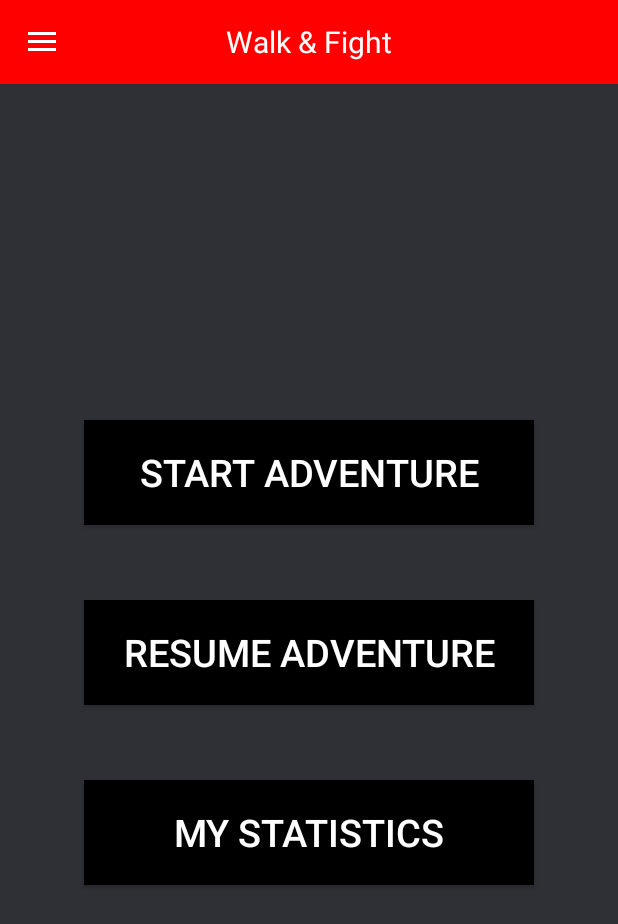
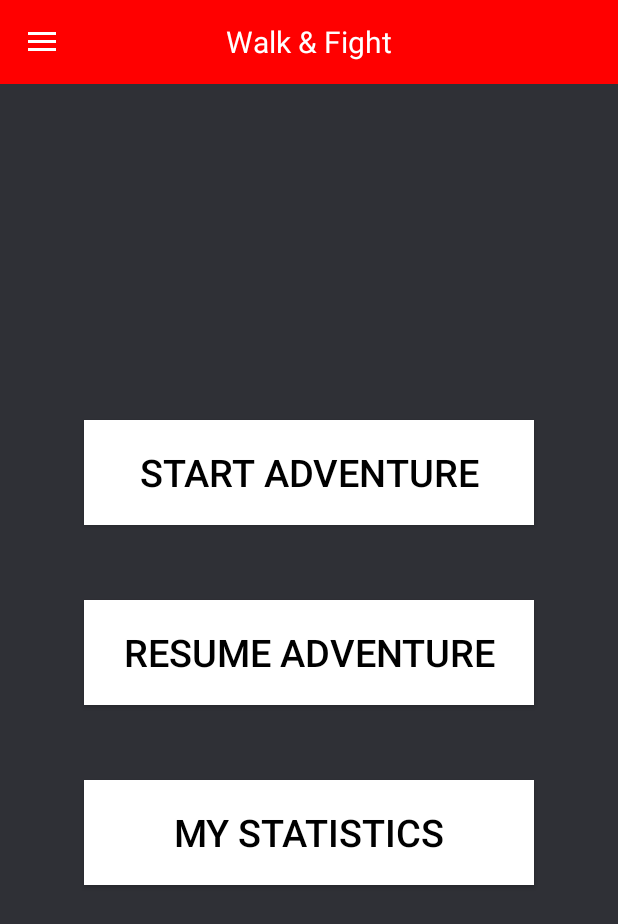
Before and after one commit to DanielV-source/waf, an Android app built with Jetpack Compose: the screen it shows after launch once a user with an empty profile is signed in (MainActivity), on a phone screen of 412 x 824 dp. Shown: the top 924 px of the screen. Run offline under Robolectric (Android 15) with nearby library versions, the phone set to English and light mode, and no system bars; our stand-ins replace Firebase (no records; nobody signed in at launch, a user with empty details on screens opened directly).

Commit message:
botones blancos letra negro

```diff
--- a/app/src/main/res/layout/initmenubuttons.xml
+++ b/app/src/main/res/layout/initmenubuttons.xml
@@ -16,9 +16,9 @@
         android:layout_height="70dp"
         android:layout_gravity="center"
         android:layout_marginTop="-10dp"
-        android:background="#000000"
+        android:background="#FFFFFF"
         android:text="@string/initmenu_startadventuremenu"
-        android:textColor="@color/white"
+        android:textColor="#000000"
         android:textSize="25dp" />
 
     <Button
@@ -27,9 +27,9 @@
         android:layout_height="70dp"
         android:layout_gravity="center"
         android:layout_marginTop="50dp"
-        android:background="#000000"
+        android:background="#FFFFFF"
         android:text="@string/initmenu_resumeadventuremenu"
-        android:textColor="@color/white"
+        android:textColor="#000000"
         android:textSize="25dp" />
 
     <Button
@@ -38,8 +38,8 @@
         android:layout_height="70dp"
         android:layout_gravity="center"
         android:layout_marginTop="50dp"
-        android:background="#000000"
+        android:background="#FFFFFF"
         android:text="@string/initmenu_mystatisticsmenu"
-        android:textColor="@color/white"
+        android:textColor="#000000"
         android:textSize="25dp" />
 </LinearLayout>
--- a/app/src/main/res/layout/main.xml
+++ b/app/src/main/res/layout/main.xml
@@ -91,9 +91,9 @@
             android:layout_width="match_parent"
             android:layout_height="50dp"
             android:layout_margin="50dp"
-            android:background="#000000"
+            android:background="#FFFFFF"
             android:text="@string/main_skip_signin"
-            android:textColor="@color/white"
+            android:textColor="#000000"
             android:translationY="0dp" />
     </LinearLayout>
 
--- a/app/src/main/res/layout/osm.xml
+++ b/app/src/main/res/layout/osm.xml
@@ -23,9 +23,9 @@
             android:layout_height="wrap_content"
             android:layout_gravity="center_horizontal"
             android:layout_marginTop="450dp"
-            android:background="#000000"
+            android:background="#FFFFFF"
             android:text="Fight!"
-            android:textColor="@color/white" />
+            android:textColor="#000000" />
     </LinearLayout>
 
 </FrameLayout>
```
Also changed, not shown: app/src/main/res/layout/fight.xml (+4 -4 lines), app/src/main/res/layout/loser_boss.xml (+4 -4 lines), app/src/main/res/layout/loser_waypoint.xml (+4 -4 lines), app/src/main/res/layout/mystats.xml (+4 -4 lines), app/src/main/res/layout/profile.xml (+6 -6 lines), app/src/main/res/layout/winner_boss.xml (+4 -4 lines), app/src/main/res/layout/winner_waypoint.xml (+6 -6 lines).
